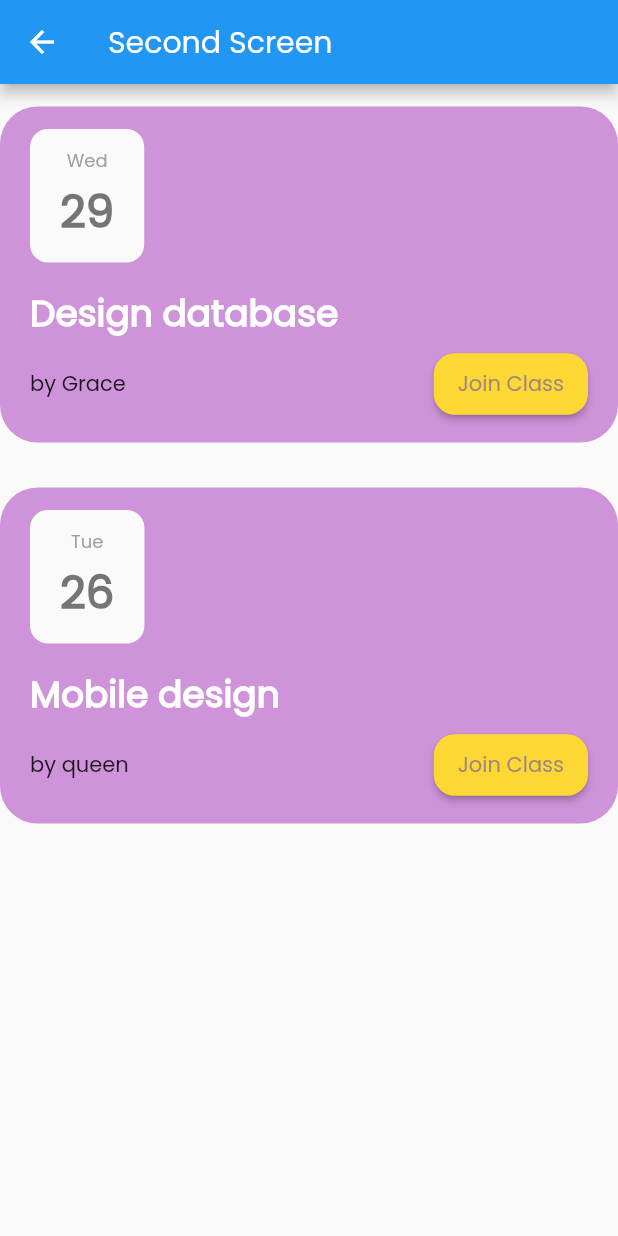
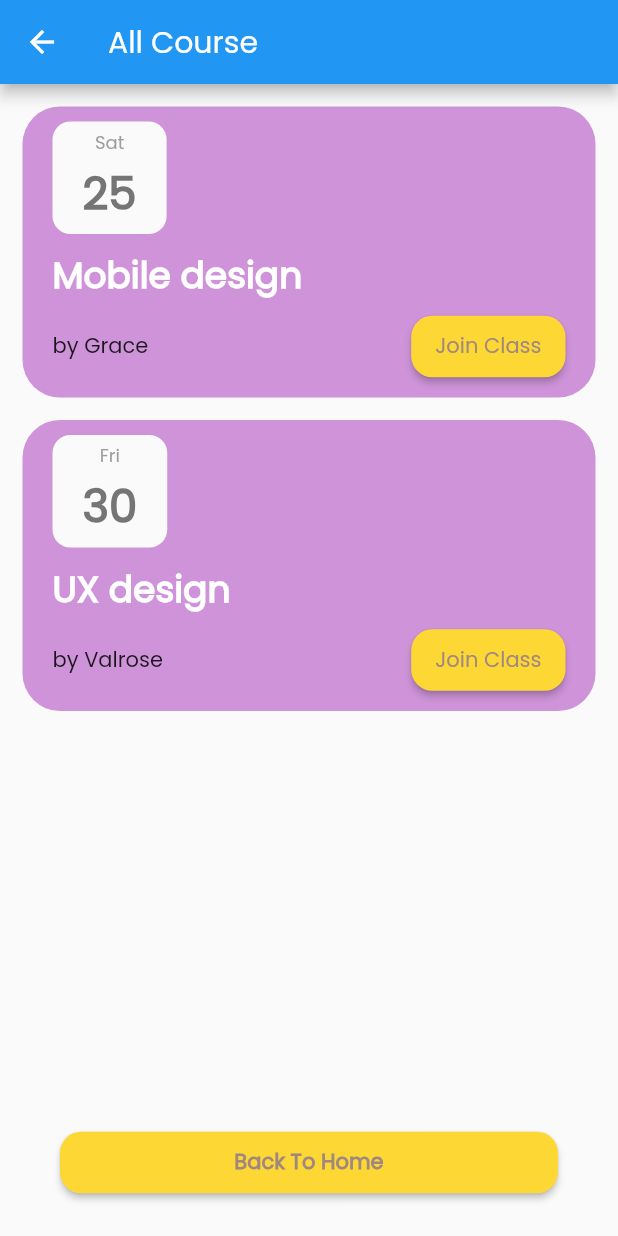
Before and after one commit to wandaaulia/online-course-flutter, a Flutter app: the screen it shows after launch, after a tap on "View All", on a phone screen of 412 x 824 dp. Run offline on Flutter 3.47's test engine with Material 2 defaults, Android fonts, the phone set to English and light mode, and no system bars.

Commit message:
update app

```diff
--- a/lib/main_screen.dart
+++ b/lib/main_screen.dart
@@ -1,12 +1,14 @@
 import 'package:flutter/material.dart';
 import 'package:flutter_sub/second_screen.dart';
+import 'package:flutter/widgets.dart';
+import 'package:flutter_sub/model/list_course.dart';
 
 class MainScreen extends StatelessWidget {
   @override
   Widget build(BuildContext context) {
     return Scaffold(
         appBar: AppBar(
-          title: Text('Ini'),
+          title: Text('Online Course'),
         ),
         body: SingleChildScrollView(
           child: Column(
@@ -30,9 +32,8 @@ class MainScreen extends StatelessWidget {
               ),
               Container(
                 padding: EdgeInsets.symmetric(horizontal: 20.0),
-                  child: Column(
-                    children: [
-                      TitleCardTeacher(),
+                child: TitleCardTeacher(),
+              ),
               Container(
                 child: Row(
                   mainAxisAlignment: MainAxisAlignment.spaceAround,
@@ -55,7 +56,7 @@ class MainScreen extends StatelessWidget {
                           child: Column(
                             children: [
                               Image.asset('images/teacher.png'),
-                                      Text('Dita')
+                              Text('Kiran')
                             ],
                           )),
                     ),
@@ -66,7 +67,7 @@ class MainScreen extends StatelessWidget {
                           child: Column(
                             children: [
                               Image.asset('images/teacher.png'),
-                                      Text('Dita')
+                              Text('Flo')
                             ],
                           )),
                     ),
@@ -77,15 +78,13 @@ class MainScreen extends StatelessWidget {
                           child: Column(
                             children: [
                               Image.asset('images/teacher.png'),
-                                      Text('Dita')
+                              Text('Lili')
                             ],
                           )),
                     ),
                   ],
                 ),
               )
-                    ],
-                  ))
             ],
           ),
         ));
@@ -113,6 +112,8 @@ class Header extends StatelessWidget {
 }
 
 class CardCourse extends StatelessWidget {
+  final ListCourse cour = courseList[0];
+
   @override
   Widget build(BuildContext context) {
     return Column(
@@ -125,7 +126,7 @@ class CardCourse extends StatelessWidget {
               child: Column(
                 children: [
                   Text(
-                    'MON',
+                    cour.day,
                     style: TextStyle(
                       fontSize: 12,
                       color: Colors.grey,
@@ -133,7 +134,7 @@ class CardCourse extends StatelessWidget {
                   ),
                   SizedBox(height: 2.0),
                   Text(
-                    '24',
+                    cour.date,
                     style: TextStyle(
                       fontSize: 30,
                       fontWeight: FontWeight.bold,
@@ -156,7 +157,7 @@ class CardCourse extends StatelessWidget {
             crossAxisAlignment: CrossAxisAlignment.stretch,
             children: [
               Text(
-                "UX & Web Design Course",
+                cour.name,
                 style: TextStyle(
                     fontSize: 24,
                     color: Colors.white,
@@ -165,7 +166,7 @@ class CardCourse extends StatelessWidget {
               SizedBox(height: 5.0),
               Row(
                 mainAxisAlignment: MainAxisAlignment.spaceBetween,
-                children: [Text('by queen mastery'), JoinButton()],
+                children: [Text(cour.teacher), JoinButton()],
               )
             ],
           ),
@@ -261,12 +262,12 @@ class JoinButton extends StatefulWidget {
 }
 
 class _JoinButton extends State<JoinButton> {
-  bool isJoin = false;
+  final ListCourse cour = courseList[0];
 
   @override
   Widget build(BuildContext context) {
     return ElevatedButton(
-      child: isJoin
+      child: cour.joinC
           ? Text(
               'has joined Class',
               style: TextStyle(color: Colors.brown[300]),
@@ -277,11 +278,11 @@ class _JoinButton extends State<JoinButton> {
             ),
       onPressed: () {
         setState(() {
-          isJoin = !isJoin;
+          cour.joinC = !cour.joinC;
         });
       },
       style: ElevatedButton.styleFrom(
-        primary: isJoin ? Colors.grey[300] : Colors.yellow[600],
+        primary: cour.joinC ? Colors.grey[300] : Colors.yellow[600],
         shape: RoundedRectangleBorder(borderRadius: BorderRadius.circular(14)),
         minimumSize: Size(5, 41),
         // elevation: 0.0,
--- /dev/null
+++ b/lib/model/list_course.dart
@@ -0,0 +1,30 @@
+class ListCourse {
+  String name;
+  String teacher;
+  String day;
+  String date;
+  bool joinC;
+
+  ListCourse({
+    required this.name,
+    required this.teacher,
+    required this.day,
+    required this.date,
+    required this.joinC,
+  });
+}
+
+var courseList = [
+  ListCourse(
+      name: 'Mobile design',
+      teacher: 'by Grace',
+      day: 'Sat',
+      date: '25',
+      joinC: false),
+  ListCourse(
+      name: 'UX design',
+      teacher: 'by Valrose',
+      day: 'Fri',
+      date: '30',
+      joinC: false),
+];
--- a/lib/second_screen.dart
+++ b/lib/second_screen.dart
@@ -1,64 +1,74 @@
 import 'package:flutter/material.dart';
 import 'package:flutter_sub/main_screen.dart';
+import 'package:flutter_sub/model/list_course.dart';
 
 class SecondScreen extends StatelessWidget {
   @override
   Widget build(BuildContext context) {
     return Scaffold(
         appBar: AppBar(
-        title: Text('Second Screen'),
+          title: Text('All Course'),
         ),
         body: Column(
-        children: [CardCourseContainer1(), CardCourseContainer2()],
+          crossAxisAlignment: CrossAxisAlignment.stretch,
+          // mainAxisAlignment: MainAxisAlignment.center,
+          children: <Widget>[
+            Expanded(
+              child: ListView.builder(
+                itemBuilder: (context, index) {
+                  final ListCourse cour = courseList[index];
+                  return CardCourseAll(cour: cour);
+                },
+                itemCount: courseList.length,
               ),
-    );
-  }
-}
-
-class CardCourseContainer2 extends StatelessWidget {
-  @override
-  Widget build(BuildContext context) {
-    return Container(
-      margin: EdgeInsets.symmetric(vertical: 15.0),
-      padding: EdgeInsets.symmetric(vertical: 15.0, horizontal: 20.0),
-      child: CardCourseAll(),
-      decoration: BoxDecoration(
-        color: Colors.purple[200],
-        borderRadius: BorderRadius.circular(25),
             ),
-    );
-  }
-}
-
-class CardCourseContainer1 extends StatelessWidget {
-  @override
-  Widget build(BuildContext context) {
-    return Container(
-      margin: EdgeInsets.symmetric(vertical: 15.0),
-      padding: EdgeInsets.symmetric(vertical: 15.0, horizontal: 20.0),
-      child: CardCourse2(),
-      decoration: BoxDecoration(
-        color: Colors.purple[200],
-        borderRadius: BorderRadius.circular(25),
+            Container(
+                margin: EdgeInsets.only(
+                    top: 0.0, right: 40.0, left: 40.0, bottom: 25.0),
+                child: ElevatedButton(
+                    child: Text(
+                      'Back To Home',
+                      style: TextStyle(
+                          color: Colors.brown[300],
+                          fontWeight: FontWeight.bold),
                     ),
-    );
+                    onPressed: () {
+                      Navigator.pop(context);
+                    },
+                    style: ElevatedButton.styleFrom(
+                      primary: Colors.yellow[600],
+                      shape: RoundedRectangleBorder(
+                          borderRadius: BorderRadius.circular(14)),
+                      minimumSize: Size(5, 41),
+                      // elevation: 0.0,
+                      // shadowColor: Colors.transparent,
+                    )))
+          ],
+        ));
   }
 }
 
 class CardCourseAll extends StatelessWidget {
+  final ListCourse cour;
+
+  CardCourseAll({required this.cour});
+
   @override
   Widget build(BuildContext context) {
-    return Column(
+    return Container(
+      margin: EdgeInsets.only(top: 15.0, right: 15.0, left: 15.0, bottom: 0),
+      padding: EdgeInsets.symmetric(vertical: 10.0, horizontal: 20.0),
+      child: Column(
         children: [
           Row(
             mainAxisAlignment: MainAxisAlignment.start,
             children: [
               Container(
-              padding: EdgeInsets.symmetric(vertical: 12.0, horizontal: 20.0),
+                padding: EdgeInsets.symmetric(vertical: 5.0, horizontal: 20.0),
                 child: Column(
                   children: [
                     Text(
-                    'Tue',
+                      cour.day,
                       style: TextStyle(
                         fontSize: 12,
                         color: Colors.grey,
@@ -66,7 +76,7 @@ class CardCourseAll extends StatelessWidget {
                     ),
                     SizedBox(height: 2.0),
                     Text(
-                    '26',
+                      cour.date,
                       style: TextStyle(
                         fontSize: 30,
                         fontWeight: FontWeight.bold,
@@ -80,16 +90,16 @@ class CardCourseAll extends StatelessWidget {
                   borderRadius: BorderRadius.circular(12),
                 ),
               ),
-            SizedBox(width: 20.0),
+              SizedBox(width: 10.0),
             ],
           ),
           Container(
-          margin: EdgeInsets.only(top: 16.0),
+            margin: EdgeInsets.only(top: 10.0),
             child: Column(
               crossAxisAlignment: CrossAxisAlignment.stretch,
               children: [
                 Text(
-                "Mobile design",
+                  cour.name,
                   style: TextStyle(
                       fontSize: 24,
                       color: Colors.white,
@@ -98,75 +108,17 @@ class CardCourseAll extends StatelessWidget {
                 SizedBox(height: 5.0),
                 Row(
                   mainAxisAlignment: MainAxisAlignment.spaceBetween,
-                children: [Text('by queen'), JoinButtonAll()],
+                  children: [Text(cour.teacher), JoinButtonAll()],
                 )
               ],
             ),
           ),
         ],
-    );
-  }
-}
-
-class CardCourse2 extends StatelessWidget {
-  @override
-  Widget build(BuildContext context) {
-    return Column(
-      children: [
-        Row(
-          mainAxisAlignment: MainAxisAlignment.start,
-          children: [
-            Container(
-              padding: EdgeInsets.symmetric(vertical: 12.0, horizontal: 20.0),
-              child: Column(
-                children: [
-                  Text(
-                    'Wed',
-                    style: TextStyle(
-                      fontSize: 12,
-                      color: Colors.grey,
-                    ),
-                  ),
-                  SizedBox(height: 2.0),
-                  Text(
-                    '29',
-                    style: TextStyle(
-                      fontSize: 30,
-                      fontWeight: FontWeight.bold,
-                      color: Colors.grey[600],
-                    ),
-                  ),
-                ],
       ),
       decoration: BoxDecoration(
-                color: Colors.grey[50],
-                borderRadius: BorderRadius.circular(12),
+        color: Colors.purple[200],
+        borderRadius: BorderRadius.circular(25),
       ),
-            ),
-            SizedBox(width: 20.0),
-          ],
-        ),
-        Container(
-          margin: EdgeInsets.only(top: 16.0),
-          child: Column(
-            crossAxisAlignment: CrossAxisAlignment.stretch,
-            children: [
-              Text(
-                "Design database",
-                style: TextStyle(
-                    fontSize: 24,
-                    color: Colors.white,
-                    fontWeight: FontWeight.bold),
-              ),
-              SizedBox(height: 5.0),
-              Row(
-                mainAxisAlignment: MainAxisAlignment.spaceBetween,
-                children: [Text('by Grace'), JoinButtonAll()],
-              )
-            ],
-          ),
-        ),
-      ],
     );
   }
 }
```
Lines whose indentation alone changed are shown as unchanged.
